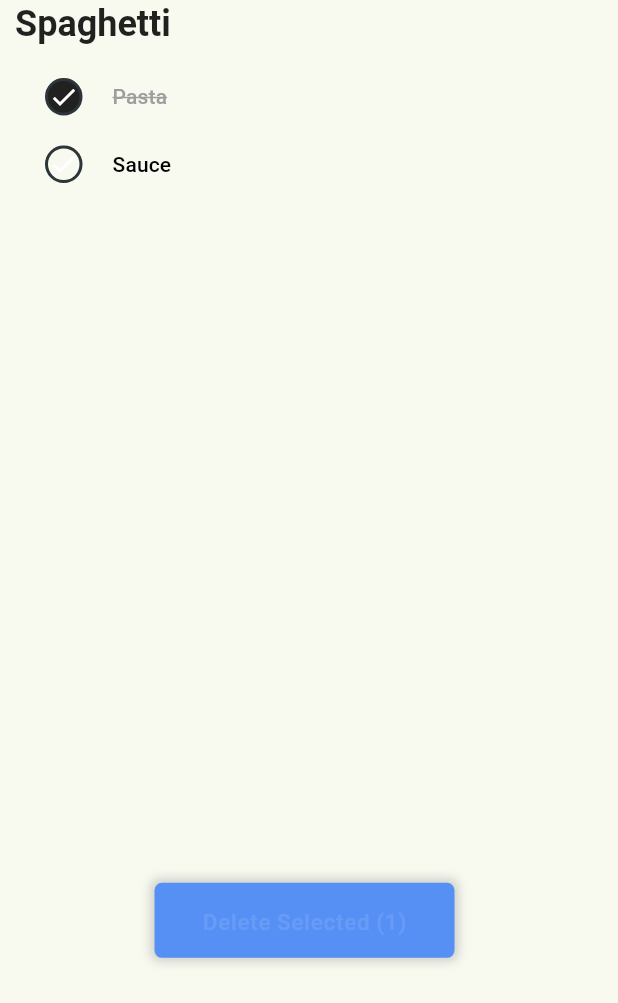
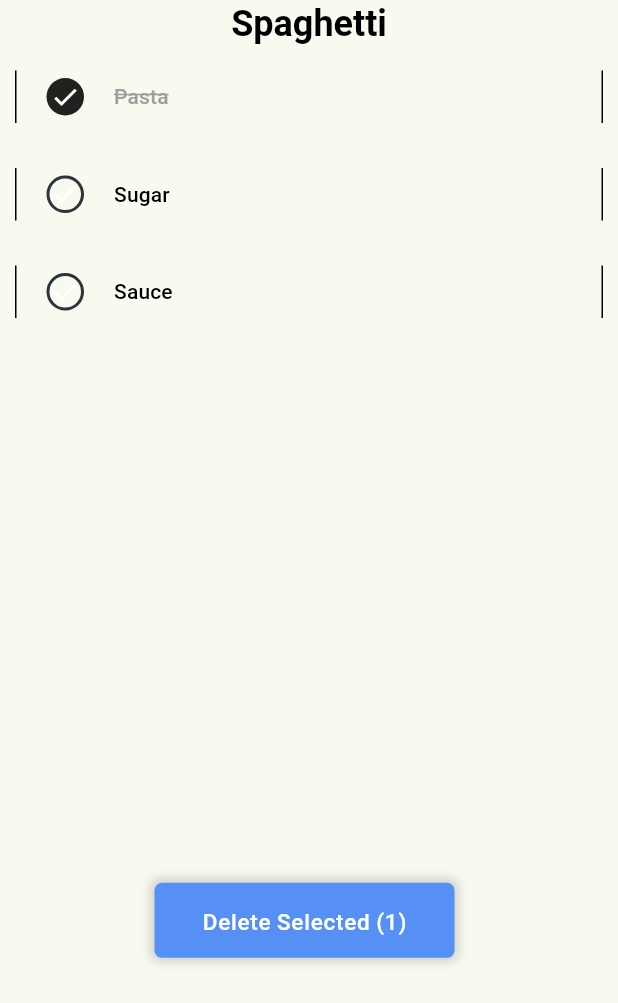
Before and after one commit to MichalStaszkiewicz/flavor-fusion, a Flutter app: the GroceriesScreen widget shown alone on an empty page, opened directly, after a tap on the "check" icon, on a phone screen of 412 x 824 dp. Shown: the top 1003 px of the screen. Run offline on Flutter 3.47's test engine with Material 2 defaults, Android fonts, the phone set to English and light mode, and no system bars; our stand-ins replace auto_route, flutter_riverpod, freezed_annotation, get_it, google_fonts, hive and 1 more; missing offline and left inert: dart:ffi, panara_dialogs, tdk_bouncingwidget; accounts and stored records are empty; network calls fail.

Commit message:
grocery-animation-update

```diff
--- a/flavor_fusion/lib/presentation/screens/groceries_screen.dart
+++ b/flavor_fusion/lib/presentation/screens/groceries_screen.dart
@@ -1,4 +1,6 @@
 import 'package:flavor_fusion/presentation/view_models/groceries/groceries_view_model.dart';
+import 'package:flavor_fusion/presentation/view_models/groceries/state_widget/groceries_ready.dart';
+import 'package:flavor_fusion/presentation/view_models/groceries/states.dart';
 import 'package:flavor_fusion/presentation/view_models/recipe_filter/recipe_filter_view_model.dart';
 import 'package:flavor_fusion/presentation/view_models/search_screen/search_screen_view_model.dart';
 import 'package:flavor_fusion/presentation/widgets/dish_item_widget.dart';
@@ -21,31 +23,13 @@ class GroceriesScreen extends ConsumerStatefulWidget {
   SearchScreenState createState() => SearchScreenState();
 }
 
-class SearchScreenState extends ConsumerState<GroceriesScreen>
-    with TickerProviderStateMixin {
-  late Animation<double> _selectedIngredientsRemoveButtonAnimation;
-  late AnimationController _selectedIngredientsRemoveButtonController;
-
+class SearchScreenState extends ConsumerState<GroceriesScreen> {
   @override
   void initState() {
-    _selectedIngredientsRemoveButtonController =
-        AnimationController(vsync: this);
-    _selectedIngredientsRemoveButtonAnimation =
-        Tween<double>(begin: 0.1, end: 1.0)
-            .animate(_selectedIngredientsRemoveButtonController)
-          ..addListener(() {
-            setState(() {});
-          });
     WidgetsBinding.instance.addPostFrameCallback((timeStamp) {
       ref.read(groceryViewModel.notifier).loadGroceries();
     });
     super.initState();
-  }
-
-  @override
-  void dispose() {
-    _selectedIngredientsRemoveButtonController.dispose();
-    super.dispose();
   }
 
   @override
@@ -55,8 +39,10 @@ class SearchScreenState extends ConsumerState<GroceriesScreen>
         initial: () => _buildGroceriesInitial(),
         loading: () => _buildGroceriesLoading(),
         error: () => _buildGroceriesError(),
-        ready: (groceries, selected) =>
-            _buildGroceriesReady(groceries, selected, ref));
+        ready: (groceries, selected) => GroceriesReadyWidget(
+              groceries: groceries,
+              selectedIngredients: selected,
+            ));
   }
 
   Container _buildGroceriesInitial() => Container();
@@ -64,69 +50,4 @@ class SearchScreenState extends ConsumerState<GroceriesScreen>
   Container _buildGroceriesLoading() => Container();
 
   Container _buildGroceriesError() => Container();
-
-  Container _buildGroceriesReady(
-      List<Grocery> groceries, int selected, WidgetRef ref) {
-    return Container(
-        height: locator<Global>().deviceDimenstions.height,
-        child: Stack(
-          children: [
-            Container(
-              margin: const EdgeInsets.symmetric(horizontal: 10),
-              child: ListView.builder(
-                  itemCount: 1,
-                  physics: const NeverScrollableScrollPhysics(),
-                  shrinkWrap: true,
-                  itemBuilder: (context, index) => RecipeIngredientsList(
-                        ingredients: groceries[index].ingredients,
-                        recipeName: groceries[index].recipeName,
-                        recipeIndex: index,
-                      )),
-            ),
-            selected > 0
-                ? Positioned(
-                    left: locator<Global>().deviceDimenstions.width / 4,
-                    top: locator<Global>().deviceDimenstions.height / 1.4,
-                    child: GestureDetector(
-                      onTap: () {
-                        ref.read(groceryViewModel.notifier).removeSelected();
-                      },
-                      child: Container(
-                        alignment: Alignment.center,
-                        height: 50,
-                        width: 200,
-                        decoration: BoxDecoration(
-                            boxShadow: [
-                              BoxShadow(
-                                color: Colors.grey.withOpacity(0.5),
-                                spreadRadius: 2,
-                                blurRadius: 5,
-                                offset: const Offset(0, 0),
-                              ),
-                            ],
-                            color: const Color.fromARGB(255, 86, 144, 245),
-                            borderRadius: BorderRadius.circular(5)),
-                        child: FadeTransition(
-                          opacity: _selectedIngredientsRemoveButtonAnimation,
-                          child: Container(
-                            padding: const EdgeInsets.only(top: 5),
-                            child: Text(
-                              'Delete Selected ($selected)',
-                              style: Theme.of(context)
-                                  .textTheme
-                                  .labelLarge!
-                                  .copyWith(
-                                      color: Colors.white,
-                                      letterSpacing: 0.5,
-                                      fontSize: 15),
-                            ),
-                          ),
-                        ),
-                      ),
-                    ),
-                  )
-                : Container(),
-          ],
-        ));
-  }
 }
--- a/flavor_fusion/lib/presentation/view_models/groceries/groceries_view_model.dart
+++ b/flavor_fusion/lib/presentation/view_models/groceries/groceries_view_model.dart
@@ -14,6 +14,7 @@ class GroceriesViewModel extends StateNotifier<GroceriesState> {
     state = GroceriesState.ready([
       Grocery(recipeName: 'Spaghetti', ingredients: [
         RecipeIngredient(name: 'Pasta', owned: false),
+        RecipeIngredient(name: 'Sugar', owned: false),
         RecipeIngredient(name: 'Sauce', owned: false)
       ])
     ], 0);
@@ -25,6 +26,7 @@ class GroceriesViewModel extends StateNotifier<GroceriesState> {
     for (Grocery grocery in groceries) {
       grocery.ingredients.removeWhere((element) => element.owned == true);
     }
+
     this.state = GroceriesReady(groceries, 0);
   }
 
@@ -34,7 +36,15 @@ class GroceriesViewModel extends StateNotifier<GroceriesState> {
       final state = this.state as GroceriesReady;
       var groceries = state.groceries;
       groceries[recipeIndex].ingredients[ingredientIndex].owned = status;
-      this.state = GroceriesReady(groceries, state.selected + 1);
+
+      int selected = 0;
+      for (Grocery grocery in groceries) {
+        selected += grocery.ingredients
+            .where((element) => element.owned == true)
+            .toList()
+            .length;
+      }
+      this.state = GroceriesReady(groceries, selected);
     }
   }
 }
--- /dev/null
+++ b/flavor_fusion/lib/presentation/view_models/groceries/state_widget/groceries_ready.dart
@@ -0,0 +1,87 @@
+import 'package:flavor_fusion/presentation/view_models/groceries/groceries_view_model.dart';
+import 'package:flavor_fusion/presentation/widgets/grocery_list.dart';
+import 'package:flavor_fusion/presentation/widgets/recipe_ingredients_list.dart';
+import 'package:flavor_fusion/utility/global.dart';
+import 'package:flavor_fusion/utility/service_locator.dart';
+import 'package:flutter/material.dart';
+import 'package:flutter_riverpod/flutter_riverpod.dart';
+
+import '../../../../data/models/grocery.dart';
+import '../../../widgets/remove_selected_ingredients_button.dart';
+
+class GroceriesReadyWidget extends ConsumerStatefulWidget {
+  GroceriesReadyWidget({
+    required this.groceries,
+    required this.selectedIngredients,
+  });
+  List<Grocery> groceries;
+  int selectedIngredients;
+
+  @override
+  GroceriesReadyWidgetState createState() => GroceriesReadyWidgetState();
+}
+
+class GroceriesReadyWidgetState extends ConsumerState<GroceriesReadyWidget>
+    with TickerProviderStateMixin {
+  late Animation<double> _selectedIngredientsRemoveButtonAnimation;
+  late AnimationController _selectedIngredientsRemoveButtonController;
+
+  @override
+  void initState() {
+    _selectedIngredientsRemoveButtonController = AnimationController(
+        vsync: this, duration: const Duration(milliseconds: 250));
+    _selectedIngredientsRemoveButtonAnimation =
+        Tween<double>(begin: 0, end: 1.0)
+            .animate(_selectedIngredientsRemoveButtonController)
+          ..addListener(() {
+            setState(() {});
+          });
+
+    super.initState();
+  }
+
+  @override
+  void dispose() {
+    _selectedIngredientsRemoveButtonController.dispose();
+    super.dispose();
+  }
+
+  void manageRemoveButtonAnimation() async {
+    if (widget.selectedIngredients > 0) {
+      await _selectedIngredientsRemoveButtonController
+          .forward()
+          .then((value) => {ignoreRemoveButton = false});
+    } else {
+      await _selectedIngredientsRemoveButtonController
+          .reverse()
+          .then((value) => {ignoreRemoveButton = true});
+    }
+  }
+
+  bool ignoreRemoveButton = false;
+  @override
+  Widget build(BuildContext context) {
+    manageRemoveButtonAnimation();
+    return Container(
+        height: locator<Global>().deviceDimenstions.height,
+        child: Stack(
+          children: [
+            Container(
+              margin: const EdgeInsets.symmetric(horizontal: 10),
+              child: GroceryList(
+                groceries: widget.groceries,
+              ),
+            ),
+            Positioned(
+              left: locator<Global>().deviceDimenstions.width / 4,
+              top: locator<Global>().deviceDimenstions.height / 1.4,
+              child: RemoveSelectedIngredientsButton(
+                  ref: ref,
+                  opacity: _selectedIngredientsRemoveButtonAnimation,
+                  ignoreRemoveButton: ignoreRemoveButton,
+                  selectedIngredients: widget.selectedIngredients),
+            )
+          ],
+        ));
+  }
+}
--- /dev/null
+++ b/flavor_fusion/lib/presentation/widgets/grocery_list.dart
@@ -0,0 +1,22 @@
+import 'package:flavor_fusion/data/models/grocery.dart';
+import 'package:flavor_fusion/presentation/widgets/recipe_ingredients_list.dart';
+import 'package:flutter/material.dart';
+
+class GroceryList extends StatelessWidget {
+  GroceryList({super.key, required this.groceries});
+
+  List<Grocery> groceries;
+
+  @override
+  Widget build(BuildContext context) {
+    return ListView.builder(
+        itemCount: 1,
+        physics: const NeverScrollableScrollPhysics(),
+        shrinkWrap: true,
+        itemBuilder: (context, index) => RecipeIngredientsList(
+              ingredients: groceries[index].ingredients,
+              recipeName: groceries[index].recipeName,
+              recipeIndex: index,
+            ));
+  }
+}
--- a/flavor_fusion/lib/presentation/widgets/ingredient_chip.dart
+++ b/flavor_fusion/lib/presentation/widgets/ingredient_chip.dart
@@ -16,8 +16,8 @@ class _IngredientChipState extends State<IngredientChip>
   late Animation<double> _animation;
   @override
   void initState() {
-    _animationController =
-        AnimationController(vsync: this, duration: Duration(milliseconds: 300));
+    _animationController = AnimationController(
+        vsync: this, duration: const Duration(milliseconds: 300));
     _animation =
         Tween<double>(begin: 0.1, end: 1.0).animate(_animationController)
           ..addListener(() {
--- /dev/null
+++ b/flavor_fusion/lib/presentation/widgets/ingredient_entry.dart
@@ -0,0 +1,33 @@
+import 'package:flavor_fusion/data/models/recipe_ingredient.dart';
+import 'package:flavor_fusion/presentation/widgets/ingredient_grocery_entry.dart';
+import 'package:flutter/material.dart';
+
+class IngredientEntry extends StatelessWidget {
+  final RecipeIngredient ingredient;
+  final int ingredientIndex;
+  final int recipeIndex;
+
+  const IngredientEntry({
+    required this.ingredient,
+    required this.ingredientIndex,
+    required this.recipeIndex,
+  });
+
+  @override
+  Widget build(BuildContext context) {
+    return Container(
+      key: ValueKey(ingredient.name),
+      padding: const EdgeInsets.symmetric(vertical: 5),
+      margin: const EdgeInsets.symmetric(vertical: 15),
+      decoration: const BoxDecoration(
+          border: Border.symmetric(vertical: BorderSide(color: Colors.black))),
+      child: Center(
+        child: IngredientGroceryEntry(
+          ingredient: ingredient,
+          ingredientIndex: ingredientIndex,
+          recipeIndex: recipeIndex,
+        ),
+      ),
+    );
+  }
+}
--- a/flavor_fusion/lib/presentation/widgets/ingredient_grocery_entry.dart
+++ b/flavor_fusion/lib/presentation/widgets/ingredient_grocery_entry.dart
@@ -8,7 +8,8 @@ class IngredientGroceryEntry extends ConsumerStatefulWidget {
   IngredientGroceryEntry(
       {required this.ingredient,
       required this.recipeIndex,
-      required this.ingredientIndex});
+      required this.ingredientIndex,
+      super.key});
   RecipeIngredient ingredient;
   int recipeIndex;
   int ingredientIndex;
@@ -19,68 +20,53 @@ class IngredientGroceryEntry extends ConsumerStatefulWidget {
 
 class IngredientGroceryEntryState extends ConsumerState<IngredientGroceryEntry>
     with TickerProviderStateMixin {
-  late AnimationController _animatedTextDecorationController;
-  late AnimationController _opacityAnimationController;
-  late Animation _textDecorationAnimation;
+  late AnimationController _animationController;
+
   late Animation _opacityAnimation;
 
   @override
   void initState() {
-    _animatedTextDecorationController = AnimationController(
+    _animationController = AnimationController(
         vsync: this,
-        duration: Duration(milliseconds: 2),
-        reverseDuration: Duration(milliseconds: 300));
-    _opacityAnimationController =
-        AnimationController(vsync: this, duration: Duration(milliseconds: 300));
-    _textDecorationAnimation = Tween<double>(begin: 0.0, end: 1.0)
-        .animate(_animatedTextDecorationController)
-      ..addListener(() {
-        setState(() {});
-      });
+        duration: const Duration(milliseconds: 300),
+        reverseDuration: const Duration(milliseconds: 300));
+
     _opacityAnimation =
-        Tween<double>(begin: 1, end: 0.1).animate(_opacityAnimationController)
-          ..addListener(() {
+        Tween<double>(begin: 1, end: 0).animate(_animationController)
+          ..addListener(() async {
             setState(() {});
-            if (_opacityAnimationController.isCompleted) {
-              ref.read(groceryViewModel.notifier).updateIngredientStatus(
-                  widget.recipeIndex,
-                  widget.ingredientIndex,
-                  !widget.ingredient.owned);
-              _opacityAnimationController.reverse();
-            }
-            if (_opacityAnimationController.isDismissed) {}
           });
     super.initState();
   }
 
   @override
   void dispose() {
-    _animatedTextDecorationController.dispose();
+    _animationController.dispose();
     super.dispose();
   }
 
   @override
   Widget build(BuildContext context) {
+
     return Row(
       crossAxisAlignment: CrossAxisAlignment.center,
       mainAxisAlignment: MainAxisAlignment.start,
       children: [
         GestureDetector(
           onTap: () {
-            _opacityAnimationController.forward();
-
-            if (_animatedTextDecorationController.status ==
-                    AnimationStatus.forward ||
-                _animatedTextDecorationController.status ==
-                    AnimationStatus.completed) {
-              _animatedTextDecorationController.reverse();
+            ref.read(groceryViewModel.notifier).updateIngredientStatus(
+                widget.recipeIndex,
+                widget.ingredientIndex,
+                !widget.ingredient.owned);
+            if (widget.ingredient.owned) {
+              _animationController.forward();
             } else {
-              _animatedTextDecorationController.forward();
+              _animationController.reverse();
             }
           },
           child: CustomPaint(
             painter: AnimatedTextDecoration(
-                progress: _animatedTextDecorationController.value,
+                progress: _animationController.value,
                 text: widget.ingredient.name,
                 style: Theme.of(context).textTheme.labelLarge!,
                 lineThrough: widget.ingredient.owned),
@@ -94,10 +80,10 @@ class IngredientGroceryEntryState extends ConsumerState<IngredientGroceryEntry>
                       : Colors.transparent,
                   borderRadius: BorderRadius.circular(50),
                   border: Border.all(
-                      color: Color.fromARGB(169, 44, 53, 57)
+                      color: const Color.fromARGB(169, 44, 53, 57)
                           .withOpacity(_opacityAnimation.value),
                       width: 2)),
-              child: Center(
+              child: const Center(
                 child: Icon(
                   size: 20,
                   Icons.check,
@@ -144,10 +130,10 @@ class AnimatedTextDecoration extends CustomPainter {
       ..strokeWidth = 1;
 
     if (lineThrough) {
-      canvas.translate(65, 13);
+      canvas.translate(65, 11);
       canvas.drawLine(Offset.zero, Offset(progress * textWidth, 0), paint);
     } else {
-      canvas.translate(65, 13);
+      canvas.translate(65, 11);
       canvas.drawLine(Offset(progress * textWidth, 0), Offset.zero, paint);
     }
   }
--- a/flavor_fusion/lib/presentation/widgets/recipe_ingredients_list.dart
+++ b/flavor_fusion/lib/presentation/widgets/recipe_ingredients_list.dart
@@ -1,6 +1,8 @@
+import 'package:flavor_fusion/presentation/widgets/recipe_name_row.dart';
 import 'package:flutter/material.dart';
 
 import '../../data/models/recipe_ingredient.dart';
+import 'ingredient_entry.dart';
 import 'ingredient_grocery_entry.dart';
 
 class RecipeIngredientsList extends StatelessWidget {
@@ -8,42 +10,29 @@ class RecipeIngredientsList extends StatelessWidget {
       {required this.recipeName,
       required this.ingredients,
       required this.recipeIndex});
-  String recipeName;
-  List<RecipeIngredient> ingredients;
-  int recipeIndex;
+
+  final String recipeName;
+  final List<RecipeIngredient> ingredients;
+  final int recipeIndex;
 
   @override
   Widget build(BuildContext context) {
     return Container(
       child: Column(
         children: [
-          Container(
-            width: double.infinity,
-            child: Text(
-              textAlign: TextAlign.left,
-              recipeName,
-              style: Theme.of(context)
-                  .textTheme
-                  .headlineSmall!
-                  .copyWith(fontWeight: FontWeight.bold),
-            ),
-          ),
+          RecipeNameRow(recipeName),
           Container(
             child: ListView.builder(
-                physics: NeverScrollableScrollPhysics(),
+              physics: const NeverScrollableScrollPhysics(),
               shrinkWrap: true,
               itemCount: ingredients.length,
-                itemBuilder: (context, index) => Container(
-                      margin: const EdgeInsets.only(top: 20),
-                      child: Center(
-                        child: IngredientGroceryEntry(
+              itemBuilder: (context, index) => IngredientEntry(
                 ingredient: ingredients[index],
                 ingredientIndex: index,
                 recipeIndex: recipeIndex,
               ),
             ),
-                    )),
-          )
+          ),
         ],
       ),
     );
--- /dev/null
+++ b/flavor_fusion/lib/presentation/widgets/recipe_name_row.dart
@@ -0,0 +1,27 @@
+import 'package:flutter/material.dart';
+
+class RecipeNameRow extends StatelessWidget {
+  final String recipeName;
+
+  const RecipeNameRow(this.recipeName);
+
+  @override
+  Widget build(BuildContext context) {
+    return Container(
+      decoration: BoxDecoration(borderRadius: BorderRadius.circular(5)),
+      width: double.infinity,
+      child: Row(
+        mainAxisAlignment: MainAxisAlignment.center,
+        children: [
+          Text(
+            recipeName,
+            style: Theme.of(context)
+                .textTheme
+                .headlineSmall!
+                .copyWith(fontWeight: FontWeight.bold, color: Colors.black),
+          ),
+        ],
+      ),
+    );
+  }
+}
--- /dev/null
+++ b/flavor_fusion/lib/presentation/widgets/remove_selected_ingredients_button.dart
@@ -0,0 +1,58 @@
+import 'package:flutter/material.dart';
+import 'package:flutter_riverpod/flutter_riverpod.dart';
+
+import '../view_models/groceries/groceries_view_model.dart';
+
+class RemoveSelectedIngredientsButton extends StatelessWidget {
+  RemoveSelectedIngredientsButton({
+    super.key,
+    required this.ref,
+    required this.opacity,
+    required this.ignoreRemoveButton,
+    required this.selectedIngredients,
+  });
+
+  final WidgetRef ref;
+  final Animation<double> opacity;
+  final bool ignoreRemoveButton;
+  int selectedIngredients;
+
+  @override
+  Widget build(BuildContext context) {
+    return GestureDetector(
+      onTap: () {
+        ref.read(groceryViewModel.notifier).removeSelected();
+      },
+      child: FadeTransition(
+        opacity: opacity,
+        child: IgnorePointer(
+          ignoring: ignoreRemoveButton,
+          child: Container(
+            alignment: Alignment.center,
+            height: 50,
+            width: 200,
+            decoration: BoxDecoration(
+                boxShadow: [
+                  BoxShadow(
+                    color: Colors.grey.withOpacity(0.5),
+                    spreadRadius: 2,
+                    blurRadius: 5,
+                    offset: const Offset(0, 0),
+                  ),
+                ],
+                color: const Color.fromARGB(255, 86, 144, 245),
+                borderRadius: BorderRadius.circular(5)),
+            child: Container(
+              padding: const EdgeInsets.only(top: 5),
+              child: Text(
+                'Delete Selected ($selectedIngredients)',
+                style: Theme.of(context).textTheme.labelLarge!.copyWith(
+                    color: Colors.white, letterSpacing: 0.5, fontSize: 15),
+              ),
+            ),
+          ),
+        ),
+      ),
+    );
+  }
+}
```
Lines whose indentation alone changed are shown as unchanged.
